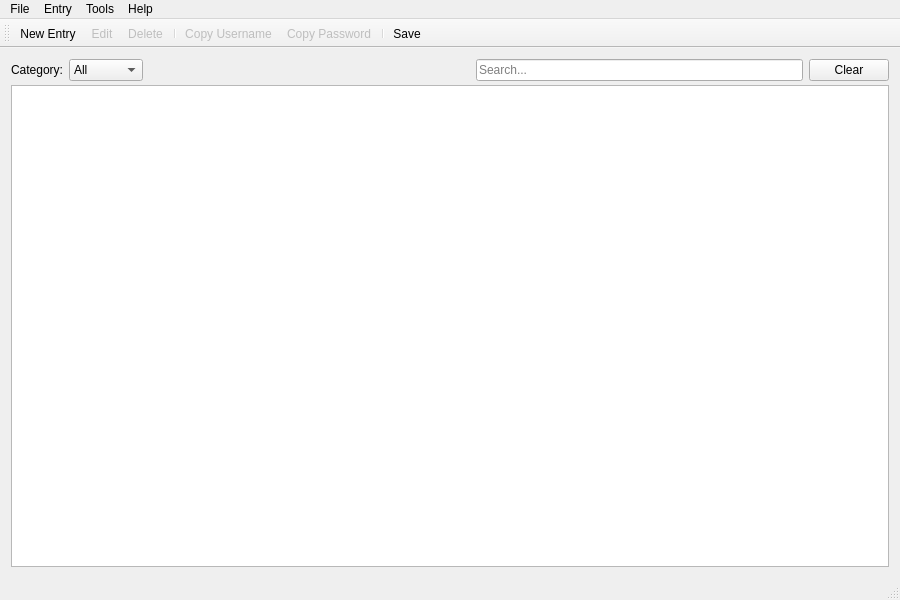
Old version of the form TypingTrainer_PR10/PasswordManager/mainwindow.ui in the repository dblyznyuchenko2027-ctrl/qt-labs.
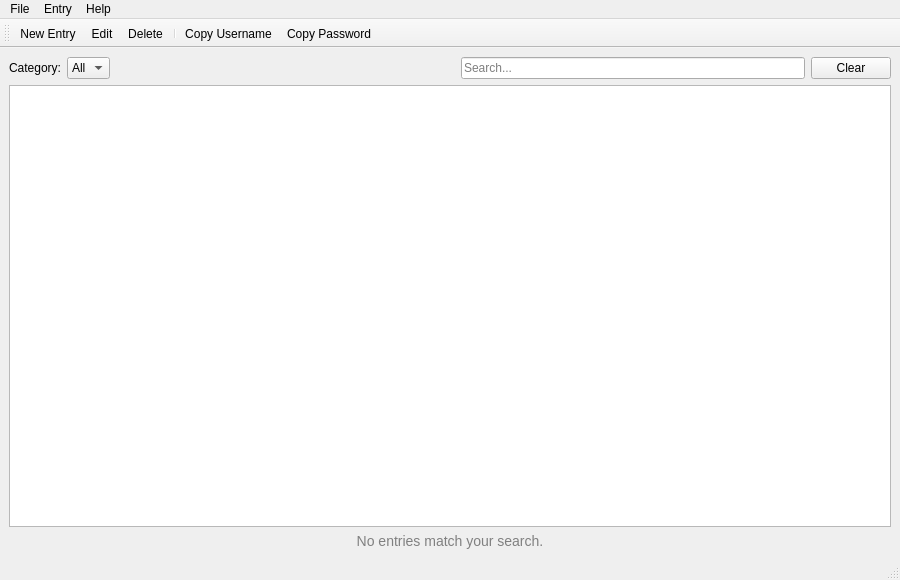
New version of the form.

Diff of the .ui file:
```diff
--- a/TypingTrainer_PR10/PasswordManager/mainwindow.ui
+++ b/TypingTrainer_PR10/PasswordManager/mainwindow.ui
@@ -3,35 +3,29 @@
  <class>MainWindow</class>
  <widget class="QMainWindow" name="MainWindow">
   <property name="geometry">
-   <rect><x>0</x><y>0</y><width>900</width><height>600</height></rect>
+   <rect><x>0</x><y>0</y><width>900</width><height>580</height></rect>
   </property>
   <property name="windowTitle"><string>Password Manager</string></property>
-  <property name="minimumSize"><size><width>640</width><height>420</height></size></property>
-  <widget class="QWidget" name="centralWidget">
-   <layout class="QVBoxLayout" name="verticalLayoutCentral">
-    <property name="spacing"><number>4</number></property>
-    <property name="contentsMargins"><number>6</number><number>6</number><number>6</number><number>6</number></property>
+
+  <widget class="QWidget" name="centralwidget">
+   <layout class="QVBoxLayout" name="verticalLayoutMain" stretch="0,1,0">
+
+    <!-- Filter bar -->
     <item>
      <layout class="QHBoxLayout" name="horizontalLayoutFilter">
       <item>
        <widget class="QLabel" name="labelCategory">
         <property name="text"><string>Category:</string></property>
-        <property name="maximumWidth"><number>65</number></property>
        </widget>
       </item>
       <item>
        <widget class="QComboBox" name="comboBoxCategory">
-        <property name="minimumWidth"><number>120</number></property>
+        <property name="minimumWidth"><number>130</number></property>
         <item><property name="text"><string>All</string></property></item>
-        <item><property name="text"><string>General</string></property></item>
-        <item><property name="text"><string>Work</string></property></item>
-        <item><property name="text"><string>Finance</string></property></item>
-        <item><property name="text"><string>Social</string></property></item>
-        <item><property name="text"><string>Email</string></property></item>
        </widget>
       </item>
       <item>
-       <spacer name="spacerFilterLeft">
+       <spacer name="spacerFilter">
         <property name="orientation"><enum>Qt::Horizontal</enum></property>
         <property name="sizeHint" stdset="0"><size><width>40</width><height>20</height></size></property>
        </spacer>
@@ -40,33 +34,52 @@
        <widget class="QLineEdit" name="lineEditSearch">
         <property name="placeholderText"><string>Search...</string></property>
         <property name="minimumWidth"><number>200</number></property>
-        <property name="clearButtonEnabled"><bool>true</bool></property>
        </widget>
       </item>
       <item>
        <widget class="QPushButton" name="pushButtonClear">
         <property name="text"><string>Clear</string></property>
-        <property name="maximumWidth"><number>60</number></property>
        </widget>
       </item>
      </layout>
     </item>
+
+    <!-- Table + empty-state label stacked -->
     <item>
-     <widget class="QTableView" name="tableViewPasswords">
-      <property name="sizePolicy">
-       <sizepolicy hsizetype="Expanding" vsizetype="Expanding">
-        <horstretch>0</horstretch><verstretch>0</verstretch>
-       </sizepolicy>
-      </property>
-      <property name="alternatingRowColors"><bool>true</bool></property>
-      <property name="selectionBehavior"><enum>QAbstractItemView::SelectRows</enum></property>
-      <property name="selectionMode"><enum>QAbstractItemView::SingleSelection</enum></property>
-      <property name="sortingEnabled"><bool>true</bool></property>
-      <property name="showGrid"><bool>true</bool></property>
+     <widget class="QStackedWidget" name="stackedWidget">
+      <!-- page 0: table -->
+      <widget class="QWidget" name="pageTable">
+       <layout class="QVBoxLayout" name="vboxTable">
+        <property name="margin"><number>0</number></property>
+        <item>
+         <widget class="QTableView" name="tableViewPasswords">
+          <property name="sizePolicy">
+           <sizepolicy hsizetype="Expanding" vsizetype="Expanding">
+            <horstretch>0</horstretch><verstretch>0</verstretch>
+           </sizepolicy>
+          </property>
+          <property name="alternatingRowColors"><bool>true</bool></property>
+          <property name="showGrid"><bool>true</bool></property>
+         </widget>
+        </item>
+        <item>
+         <widget class="QLabel" name="labelEmpty">
+          <property name="text"><string>No entries match your search.</string></property>
+          <property name="alignment"><set>Qt::AlignCenter</set></property>
+          <property name="visible"><bool>false</bool></property>
+          <property name="styleSheet"><string>color: gray; font-size: 14px;</string></property>
+         </widget>
+        </item>
+       </layout>
+      </widget>
      </widget>
     </item>
+
+    <!-- Status placeholder (real status bar below) -->
    </layout>
   </widget>
+
+  <!-- Menu bar -->
   <widget class="QMenuBar" name="menubar">
    <property name="geometry"><rect><x>0</x><y>0</y><width>900</width><height>22</height></rect></property>
    <widget class="QMenu" name="menuFile">
@@ -79,77 +92,64 @@
     <property name="title"><string>Entry</string></property>
     <addaction name="actionNew"/>
     <addaction name="actionEdit"/>
+    <addaction name="separator"/>
     <addaction name="actionDelete"/>
     <addaction name="separator"/>
     <addaction name="actionCopyUsername"/>
     <addaction name="actionCopyPassword"/>
    </widget>
-   <widget class="QMenu" name="menuTools">
-    <property name="title"><string>Tools</string></property>
-   </widget>
    <widget class="QMenu" name="menuHelp">
     <property name="title"><string>Help</string></property>
    </widget>
    <addaction name="menuFile"/>
    <addaction name="menuEntry"/>
-   <addaction name="menuTools"/>
    <addaction name="menuHelp"/>
   </widget>
+
+  <!-- Toolbar -->
   <widget class="QToolBar" name="toolBar">
    <property name="windowTitle"><string>Main Toolbar</string></property>
    <attribute name="toolBarArea"><enum>TopToolBarArea</enum></attribute>
-   <attribute name="toolBarBreak"><bool>false</bool></attribute>
    <addaction name="actionNew"/>
    <addaction name="actionEdit"/>
    <addaction name="actionDelete"/>
    <addaction name="separator"/>
    <addaction name="actionCopyUsername"/>
    <addaction name="actionCopyPassword"/>
-   <addaction name="separator"/>
-   <addaction name="actionSave"/>
   </widget>
+
   <widget class="QStatusBar" name="statusbar"/>
+
+  <!-- Actions -->
   <action name="actionNew">
    <property name="text"><string>New Entry</string></property>
    <property name="shortcut"><string>Ctrl+N</string></property>
-   <property name="toolTip"><string>Create a new password entry</string></property>
   </action>
   <action name="actionEdit">
    <property name="text"><string>Edit</string></property>
    <property name="shortcut"><string>F2</string></property>
-   <property name="toolTip"><string>Edit selected entry</string></property>
-   <property name="enabled"><bool>false</bool></property>
   </action>
   <action name="actionDelete">
    <property name="text"><string>Delete</string></property>
    <property name="shortcut"><string>Del</string></property>
-   <property name="toolTip"><string>Delete selected entry</string></property>
-   <property name="enabled"><bool>false</bool></property>
   </action>
   <action name="actionSave">
    <property name="text"><string>Save</string></property>
    <property name="shortcut"><string>Ctrl+S</string></property>
-   <property name="toolTip"><string>Save all changes</string></property>
   </action>
   <action name="actionExit">
    <property name="text"><string>Exit</string></property>
    <property name="shortcut"><string>Ctrl+Q</string></property>
-   <property name="toolTip"><string>Exit the application</string></property>
   </action>
   <action name="actionCopyUsername">
    <property name="text"><string>Copy Username</string></property>
    <property name="shortcut"><string>Ctrl+B</string></property>
-   <property name="toolTip"><string>Copy username to clipboard</string></property>
-   <property name="enabled"><bool>false</bool></property>
   </action>
   <action name="actionCopyPassword">
    <property name="text"><string>Copy Password</string></property>
    <property name="shortcut"><string>Ctrl+Shift+C</string></property>
-   <property name="toolTip"><string>Copy password to clipboard</string></property>
-   <property name="enabled"><bool>false</bool></property>
   </action>
  </widget>
- <layoutdefault spacing="6" margin="11"/>
  <resources/>
  <connections/>
 </ui>
```
